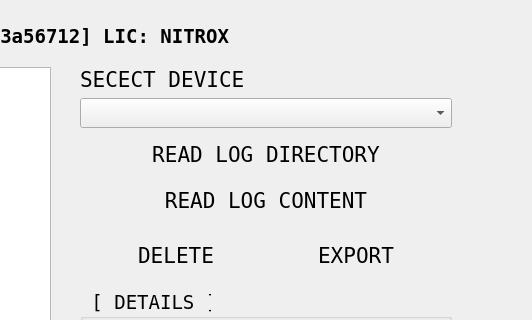
First picture: the form in src/ui/LogFragment.ui, repository dmarc0001/spx42Control, before the edit; both pictures show x 351 to 883 and y 0 to 320 of the 1214 by 714 pixel window.
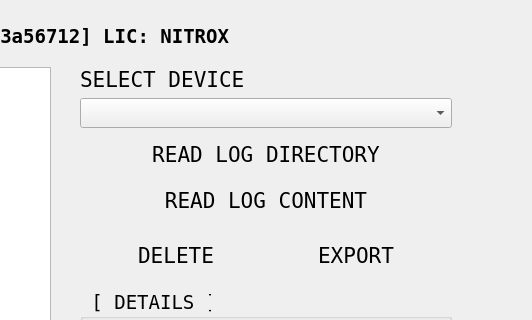
Second picture: the form after the edit.

What changed in the file:
```diff
--- a/src/ui/LogFragment.ui
+++ b/src/ui/LogFragment.ui
@@ -231,7 +231,7 @@
             </font>
            </property>
            <property name="text">
-            <string>SECECT DEVICE</string>
+            <string>SELECT DEVICE</string>
            </property>
           </widget>
          </item>
```
